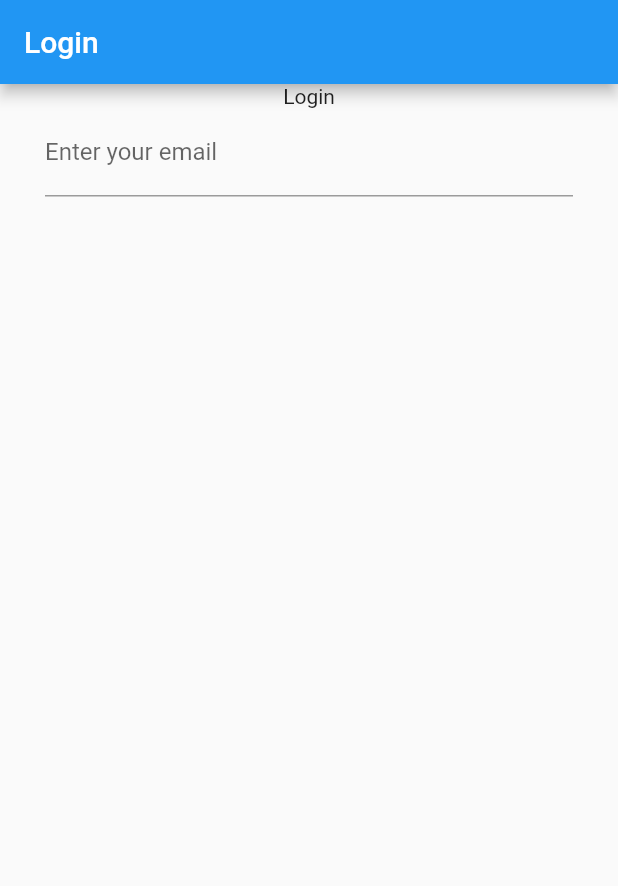
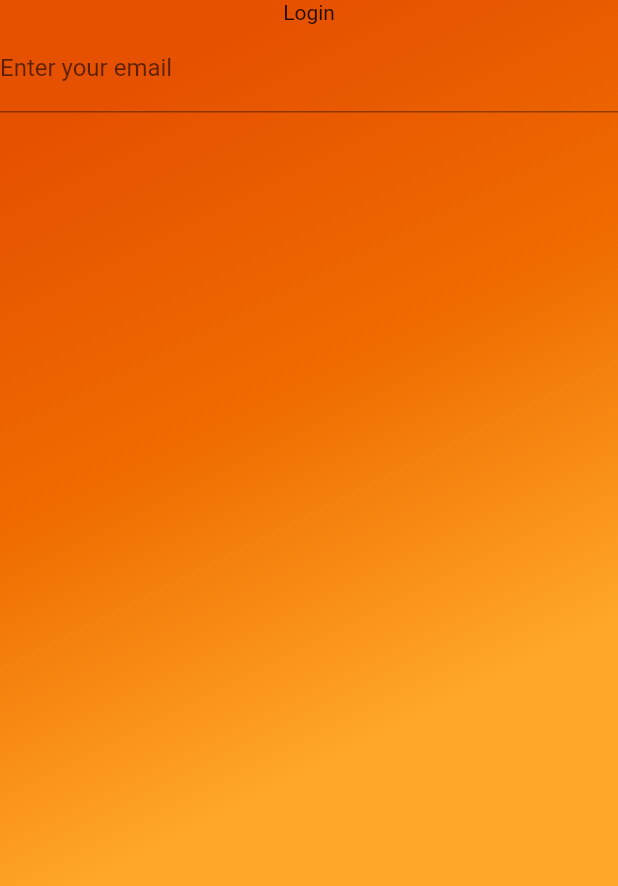
Before and after one commit to vijeth-simha/student-study-material-app, a Flutter app: the screen it shows after launch, on a phone screen of 412 x 824 dp. Shown: the top 886 px of the screen. Run offline on Flutter 3.47's test engine with Material 2 defaults, Android fonts, the phone set to English and light mode, and no system bars.

```diff
--- a/lib/pages/login.dart
+++ b/lib/pages/login.dart
@@ -13,11 +13,14 @@ class _LoginState extends State<Login> {
   @override
   Widget build(BuildContext context) {
     return Scaffold(
-      appBar: AppBar(
-        title: const Text("Login"),
-      ),
       body: Container(
-          padding: const EdgeInsets.symmetric(horizontal: 30.0, vertical: 0.0),
+          width: double.infinity,
+          decoration: BoxDecoration(
+              gradient: LinearGradient(begin: Alignment.topCenter, colors: [
+            Colors.orange[900]!,
+            Colors.orange[800]!,
+            Colors.orange[400]!
+          ])),
           child: Column(
             children: [
               const Text("Login"),
--- a/pubspec.yaml
+++ b/pubspec.yaml
@@ -34,6 +34,7 @@ dependencies:
   # The following adds the Cupertino Icons font to your application.
   # Use with the CupertinoIcons class for iOS style icons.
   cupertino_icons: ^1.0.2
+  simple_animations: ^5.0.2
 
 dev_dependencies:
   flutter_test:
```
Also changed, not shown: lib/animations/animations.dart (added), pubspec.lock.
